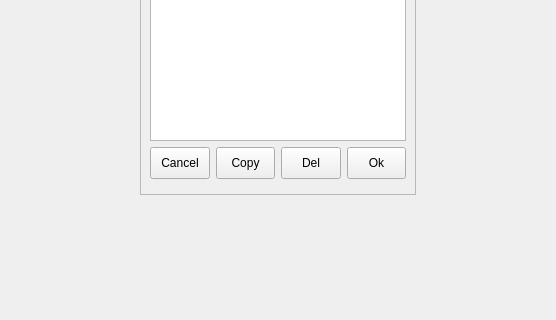
ic005k/Knot-Legacy, file src/Comm/ShowMessage.ui: the form before one commit; both pictures show x 0 to 556 and y 214 to 534 of the 556 by 534 pixel window.
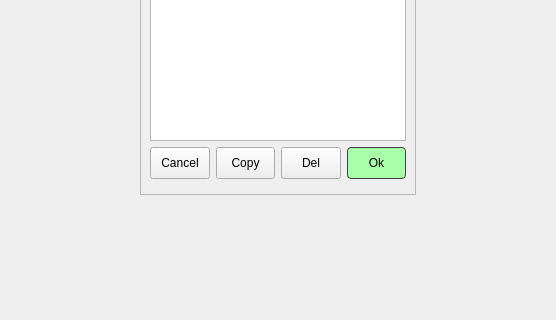
The form after the commit.

Patch:
```diff
--- a/src/Comm/ShowMessage.ui
+++ b/src/Comm/ShowMessage.ui
@@ -166,7 +166,27 @@
               </size>
              </property>
              <property name="styleSheet">
-              <string notr="true"/>
+              <string notr="true">/* 基础样式 */
+QToolButton {
+    background-color: #AAFFAA;    /* 深灰背景 */
+    border: 1px solid #404040;    /* 深色边框 */
+    border-radius: 4px;           /* 圆角 */
+    padding: 6px 12px;            /* 内边距 */
+    color: #000000;               /* 白色文字 */
+    
+}
+
+/* 按下效果 */
+QToolButton:pressed {
+    background-color: #FFAAAA;   
+    border-color: #303030;
+}
+
+/* 禁用状态 */
+QToolButton:disabled {
+    background-color: #202020;
+    color: #808080;
+}</string>
              </property>
              <property name="text">
               <string>Ok</string>
```
